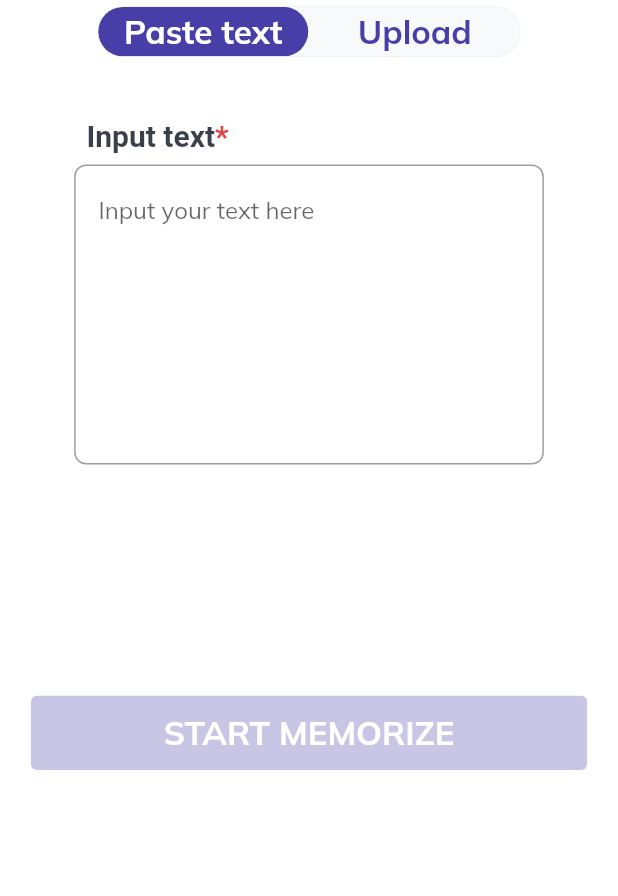
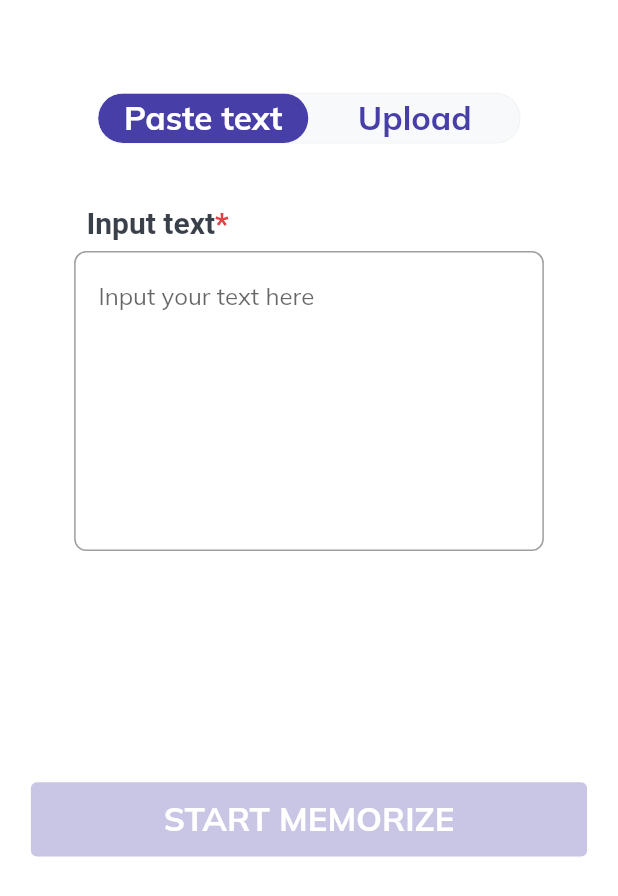
Before and after one commit to InnoSWP/InnoMemorizerApp, a Flutter app: the screen it shows after launch, on a phone screen of 412 x 824 dp. Shown: the top 896 px of the screen. Run offline on Flutter 3.47's test engine with Material 2 defaults, Android fonts, the phone set to English and light mode, and no system bars; drawn by our look-alikes of toggle_switch; our stand-ins replace dio, dotted_border, file_picker, google_fonts; missing offline and left inert: alan_voice, pdf_text.

Commit message:
padding fix

```diff
--- a/lib/main.dart
+++ b/lib/main.dart
@@ -313,7 +313,7 @@ class _MyHomePageState extends State<MyHomePage> with TickerProviderStateMixin {
           Padding(
             padding: EdgeInsets.fromLTRB(
               0,
-              MediaQuery.of(context).size.width * 0.01,
+              MediaQuery.of(context).size.width * 0.15,
               0,
               MediaQuery.of(context).size.width * 0.1,
             ),
```
